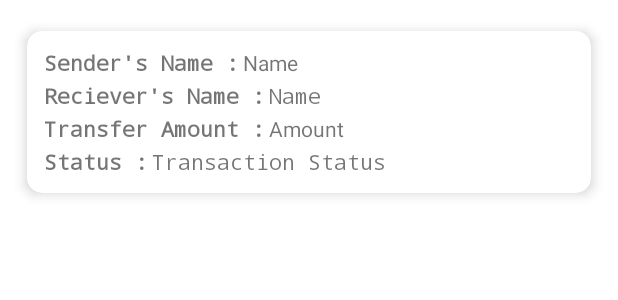
After one commit to Crackmindedsk/BasicBankApp, an Android app: the layout history_activity.xml on its own in the app's theme, with its tools: preview values and no code run, on a phone screen of 412 x 824 dp. The commit adds this screen. Shown: the top 300 px of the screen. Run offline under Robolectric (Android 15) with nearby library versions, the phone set to English and light mode, and no system bars.

Commit message:
transcation history

```diff
--- /dev/null
+++ b/app/src/main/res/layout/history_activity.xml
@@ -0,0 +1,102 @@
+<?xml version="1.0" encoding="utf-8"?>
+<RelativeLayout
+    xmlns:android="http://schemas.android.com/apk/res/android"
+    xmlns:app="http://schemas.android.com/apk/res-auto"
+    xmlns:card_view="http://schemas.android.com/apk/res-auto"
+    android:layout_width="match_parent"
+    android:layout_height="wrap_content">
+
+    <androidx.cardview.widget.CardView
+        android:layout_width="match_parent"
+        android:layout_height="wrap_content"
+        android:layout_gravity="top"
+        card_view:cardUseCompatPadding="true"
+        app:cardCornerRadius="10dp"
+        card_view:cardElevation="5dp"
+        android:layout_margin="10dp">
+        <RelativeLayout
+            android:layout_width="match_parent"
+            android:layout_height="match_parent"
+            android:padding="10dp">
+            <TextView
+                android:layout_width="wrap_content"
+                android:layout_height="wrap_content"
+                android:text="@string/sender_name"
+                android:textStyle="bold"
+                android:typeface="monospace"
+                android:padding="1dp"
+                android:id="@+id/sender_name"/>
+            <TextView
+                android:layout_width="match_parent"
+                android:layout_height="wrap_content"
+                android:id="@+id/sender_name_edit"
+                android:padding="1dp"
+                android:layout_toRightOf="@id/sender_name"
+                android:layout_weight="1"
+                android:text="@string/name" />
+            <TextView
+                android:layout_width="wrap_content"
+                android:layout_height="wrap_content"
+                android:id="@+id/reciver_name"
+                android:padding="1dp"
+                android:typeface="monospace"
+                android:text="@string/reciever_name"
+                android:layout_below="@id/sender_name"
+                android:textStyle="bold"/>
+            <TextView
+                android:layout_width="match_parent"
+                android:layout_height="wrap_content"
+                android:id="@+id/reciever_name_edit"
+                android:padding="1dp"
+                android:typeface="monospace"
+                android:text="@string/name"
+                android:layout_toRightOf="@id/reciver_name"
+                android:layout_below="@id/sender_name_edit"
+                android:layout_weight="1"/>
+            <TextView
+                android:layout_width="wrap_content"
+                android:layout_height="wrap_content"
+                android:textStyle="bold"
+                android:typeface="monospace"
+                android:padding="1dp"
+                android:id="@+id/transfer_text"
+                android:text="Transfer Amount :"
+                android:layout_below="@id/reciver_name"/>
+            <TextView
+                android:layout_width="match_parent"
+                android:layout_height="wrap_content"
+                android:id="@+id/transfer_text_edit"
+                android:text="@string/amount"
+                android:padding="1dp"
+                android:layout_below="@id/reciever_name_edit"
+                android:layout_toRightOf="@id/transfer_text"
+                android:layout_weight="1"
+                android:inputType="number"
+                android:clickable="false"/>
+            <TextView
+                android:layout_width="wrap_content"
+                android:layout_height="wrap_content"
+                android:id="@+id/status"
+                android:padding="1dp"
+                android:typeface="monospace"
+                android:text="@string/status"
+                android:textStyle="bold"
+                android:layout_below="@id/transfer_text"/>
+            <TextView
+                android:layout_width="match_parent"
+                android:layout_height="wrap_content"
+                android:id="@+id/status_edit"
+                android:padding="1dp"
+                android:layout_weight="1"
+                android:text="@string/transaction_status"
+                android:layout_below="@id/transfer_text_edit"
+                android:layout_toRightOf="@id/status"
+                android:typeface="monospace"/>
+
+
+
+
+        </RelativeLayout>
+    </androidx.cardview.widget.CardView>
+
+</RelativeLayout>
--- a/app/src/main/res/values/strings.xml
+++ b/app/src/main/res/values/strings.xml
@@ -15,4 +15,9 @@
     <string name="thank_you">THANK YOU</string>
     <string name="close">CLOSE</string>
     <string name="enter_the_amount_here">Enter the Amount Here</string>
+    <string name="sender_name">Sender's Name :</string>
+    <string name="reciever_name">Reciever's Name :</string>
+    <string name="amount">Amount</string>
+    <string name="status">Status :</string>
+    <string name="transaction_status">Transaction Status</string>
 </resources>
```
